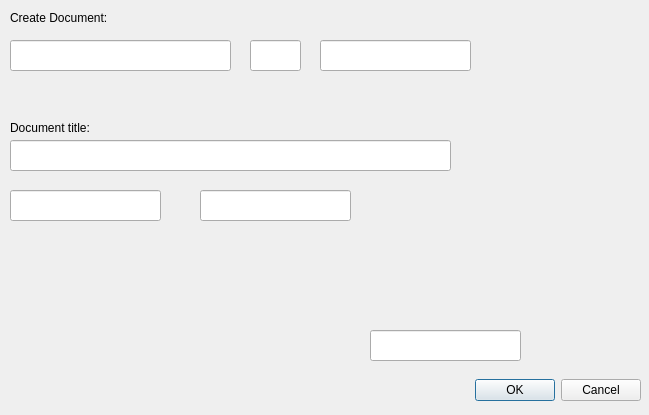
This is ui/documentinfo.ui in thuswa/subdms as Qt 5 draws it before an edit. The edited form follows.
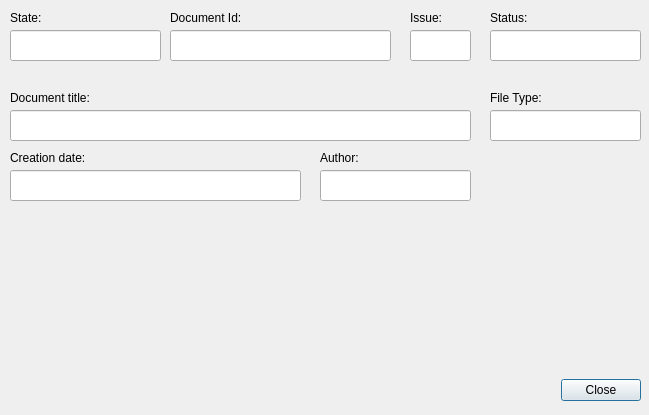
This is the edited form.

What changed in the file:
```diff
--- a/ui/documentinfo.ui
+++ b/ui/documentinfo.ui
@@ -21,9 +21,9 @@
   <widget class="QDialogButtonBox" name="Document_Info_Confirm" >
    <property name="geometry" >
     <rect>
-     <x>430</x>
+     <x>0</x>
      <y>370</y>
-     <width>211</width>
+     <width>641</width>
      <height>41</height>
     </rect>
    </property>
@@ -31,28 +31,28 @@
     <enum>Qt::Horizontal</enum>
    </property>
    <property name="standardButtons" >
-    <set>QDialogButtonBox::Cancel|QDialogButtonBox::Ok</set>
+    <set>QDialogButtonBox::Close</set>
    </property>
   </widget>
   <widget class="QLabel" name="label" >
    <property name="geometry" >
     <rect>
-     <x>10</x>
+     <x>170</x>
      <y>10</y>
      <width>141</width>
      <height>16</height>
     </rect>
    </property>
    <property name="text" >
-    <string>Create Document:</string>
+    <string>Document Id:</string>
    </property>
   </widget>
   <widget class="QLineEdit" name="document_title" >
    <property name="geometry" >
     <rect>
      <x>10</x>
-     <y>140</y>
-     <width>441</width>
+     <y>110</y>
+     <width>461</width>
      <height>31</height>
     </rect>
    </property>
@@ -61,7 +61,7 @@
    <property name="geometry" >
     <rect>
      <x>10</x>
-     <y>120</y>
+     <y>90</y>
      <width>111</width>
      <height>16</height>
     </rect>
@@ -73,61 +73,170 @@
   <widget class="QLineEdit" name="document_no" >
    <property name="geometry" >
     <rect>
-     <x>10</x>
-     <y>40</y>
+     <x>170</x>
+     <y>30</y>
      <width>221</width>
      <height>31</height>
     </rect>
    </property>
+   <property name="readOnly" >
+    <bool>true</bool>
+   </property>
   </widget>
   <widget class="QLineEdit" name="issue" >
    <property name="geometry" >
     <rect>
-     <x>250</x>
-     <y>40</y>
-     <width>51</width>
+     <x>410</x>
+     <y>30</y>
+     <width>61</width>
      <height>31</height>
     </rect>
    </property>
+   <property name="readOnly" >
+    <bool>true</bool>
+   </property>
   </widget>
   <widget class="QLineEdit" name="status" >
    <property name="geometry" >
     <rect>
-     <x>320</x>
-     <y>40</y>
+     <x>490</x>
+     <y>30</y>
      <width>151</width>
      <height>31</height>
     </rect>
    </property>
+   <property name="readOnly" >
+    <bool>true</bool>
+   </property>
   </widget>
   <widget class="QLineEdit" name="author" >
    <property name="geometry" >
     <rect>
-     <x>10</x>
-     <y>190</y>
+     <x>320</x>
+     <y>170</y>
      <width>151</width>
      <height>31</height>
     </rect>
    </property>
+   <property name="readOnly" >
+    <bool>false</bool>
+   </property>
   </widget>
   <widget class="QLineEdit" name="date" >
    <property name="geometry" >
     <rect>
-     <x>200</x>
-     <y>190</y>
-     <width>151</width>
+     <x>10</x>
+     <y>170</y>
+     <width>291</width>
      <height>31</height>
     </rect>
    </property>
+   <property name="readOnly" >
+    <bool>true</bool>
+   </property>
   </widget>
   <widget class="QLineEdit" name="state" >
    <property name="geometry" >
     <rect>
-     <x>370</x>
-     <y>330</y>
+     <x>10</x>
+     <y>30</y>
      <width>151</width>
      <height>31</height>
     </rect>
+   </property>
+   <property name="readOnly" >
+    <bool>true</bool>
+   </property>
+  </widget>
+  <widget class="QLabel" name="label_3" >
+   <property name="geometry" >
+    <rect>
+     <x>490</x>
+     <y>10</y>
+     <width>141</width>
+     <height>16</height>
+    </rect>
+   </property>
+   <property name="text" >
+    <string>Status:</string>
+   </property>
+  </widget>
+  <widget class="QLabel" name="label_4" >
+   <property name="geometry" >
+    <rect>
+     <x>410</x>
+     <y>10</y>
+     <width>61</width>
+     <height>16</height>
+    </rect>
+   </property>
+   <property name="text" >
+    <string>Issue:</string>
+   </property>
+  </widget>
+  <widget class="QLabel" name="label_5" >
+   <property name="geometry" >
+    <rect>
+     <x>10</x>
+     <y>10</y>
+     <width>51</width>
+     <height>16</height>
+    </rect>
+   </property>
+   <property name="text" >
+    <string>State:</string>
+   </property>
+  </widget>
+  <widget class="QLabel" name="label_6" >
+   <property name="geometry" >
+    <rect>
+     <x>320</x>
+     <y>150</y>
+     <width>111</width>
+     <height>16</height>
+    </rect>
+   </property>
+   <property name="text" >
+    <string>Author:</string>
+   </property>
+  </widget>
+  <widget class="QLabel" name="label_7" >
+   <property name="geometry" >
+    <rect>
+     <x>10</x>
+     <y>150</y>
+     <width>111</width>
+     <height>16</height>
+    </rect>
+   </property>
+   <property name="text" >
+    <string>Creation date:</string>
+   </property>
+  </widget>
+  <widget class="QLineEdit" name="file_type" >
+   <property name="geometry" >
+    <rect>
+     <x>490</x>
+     <y>110</y>
+     <width>151</width>
+     <height>31</height>
+    </rect>
+   </property>
+   <property name="readOnly" >
+    <bool>false</bool>
+   </property>
+  </widget>
+  <widget class="QLabel" name="label_8" >
+   <property name="geometry" >
+    <rect>
+     <x>490</x>
+     <y>90</y>
+     <width>111</width>
+     <height>16</height>
+    </rect>
+   </property>
+   <property name="text" >
+    <string>File Type:</string>
    </property>
   </widget>
  </widget>
```
Left out of the diff: 4 changed lines with no effect on the pictures.
